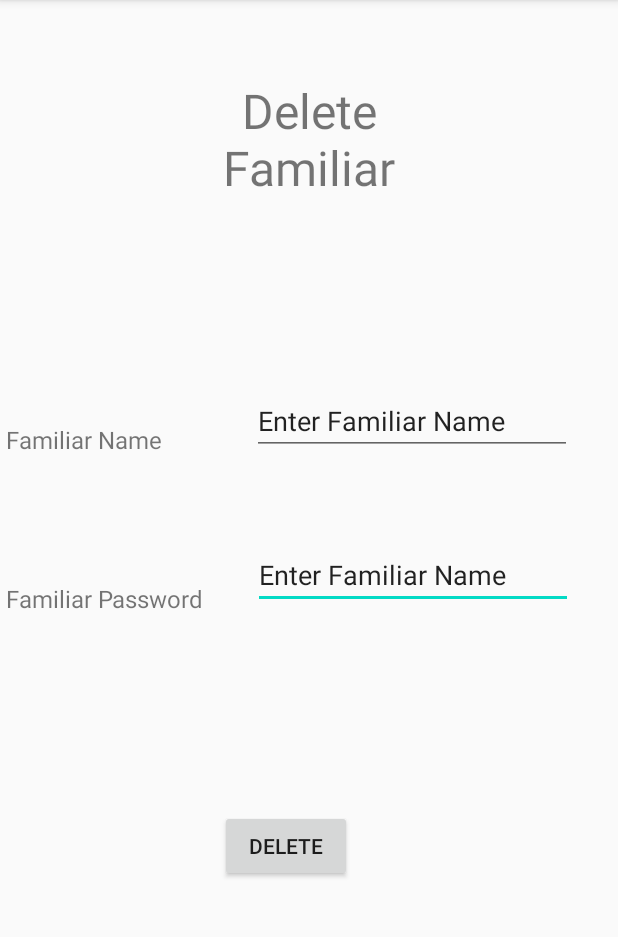
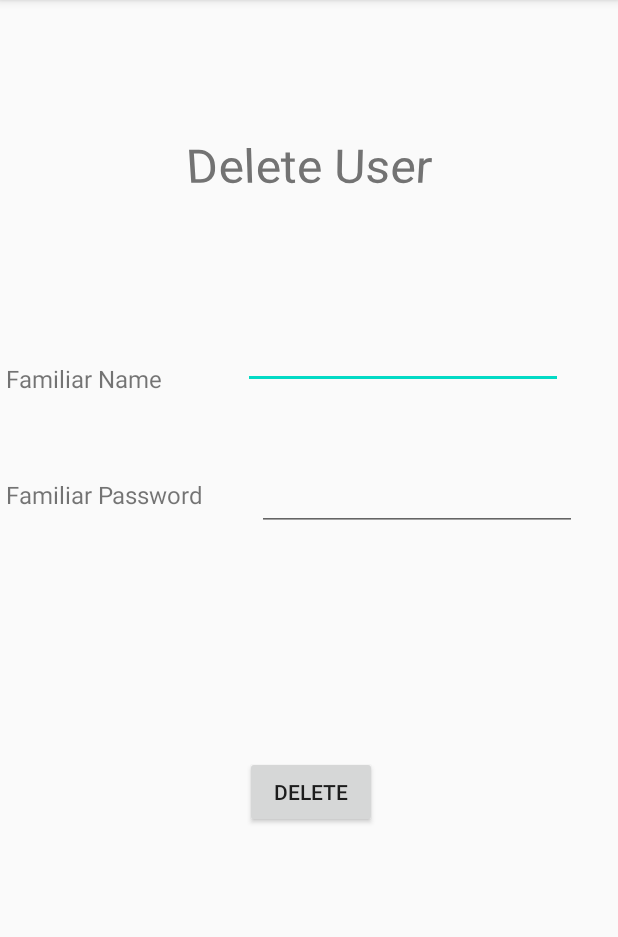
Before and after one commit to rhitayu2/SmartHomeBTP, an Android app: the deleteFamiliarTask screen opened directly, with no data from a screen before it, on a phone screen of 412 x 824 dp, the part 84-1021 px from its top. Run offline under Robolectric (Android 15) with nearby library versions, the phone set to English and light mode, and no system bars.

Commit message:
made further subfolder and intent in SmartHomeFinal

```diff
--- a/SmartHomeFinal/app/src/main/AndroidManifest.xml
+++ b/SmartHomeFinal/app/src/main/AndroidManifest.xml
@@ -13,7 +13,7 @@
         android:theme="@style/AppTheme"
         android:usesCleartextTraffic="true">
         <activity android:name=".admin.sufferer.deleteSufferer"></activity>
-        <activity android:name=".admin.sufferer.addSufferrer" />
+        <activity android:name=".admin.sufferer.addSufferer" />
         <activity android:name=".admin.familiar.deleteFamiliarTask" />
         <activity android:name=".admin.familiar.addFamiliarTask" />
         <activity android:name=".admin.speakers.allSpeakerTasks" />
--- a/SmartHomeFinal/app/src/main/java/com/example/smarthomefinal/admin/familiar/addFamiliarTask.java
+++ b/SmartHomeFinal/app/src/main/java/com/example/smarthomefinal/admin/familiar/addFamiliarTask.java
@@ -30,7 +30,7 @@ public class addFamiliarTask extends AppCompatActivity {
                 username = familiarUsername.getText().toString();
                 password = familiarPassword.getText().toString();
                 flag = familiarAdminFlag.getText().toString();
-                new AsyncMain(getApplicationContext()).execute(username, password, flag);
+                new AsyncMain(getApplicationContext()).execute(getString(R.string.server_ip),"addFamiliar",username, password, flag);
             }
         });
 
--- a/SmartHomeFinal/app/src/main/java/com/example/smarthomefinal/admin/familiar/deleteFamiliarTask.java
+++ b/SmartHomeFinal/app/src/main/java/com/example/smarthomefinal/admin/familiar/deleteFamiliarTask.java
@@ -3,6 +3,7 @@ package com.example.smarthomefinal.admin.familiar;
 import androidx.appcompat.app.AppCompatActivity;
 
 import android.os.Bundle;
+import android.util.Log;
 import android.view.View;
 import android.widget.Button;
 import android.widget.EditText;
@@ -11,21 +12,24 @@ import com.example.smarthomefinal.R;
 import com.example.smarthomefinal.admin.AsyncMain;
 
 public class deleteFamiliarTask extends AppCompatActivity {
-    EditText familiarDeleteUsername, familiarDeletePassword;
+    EditText sadpass, saduser;
     Button delete;
+    String user, pass;
     @Override
     protected void onCreate(Bundle savedInstanceState) {
         super.onCreate(savedInstanceState);
         setContentView(R.layout.activity_delete_familiar_task);
-        familiarDeletePassword = (EditText)findViewById(R.id.FamiliarDeletePassword);
-        familiarDeleteUsername = (EditText)findViewById(R.id.FamiliarDeleteUsername);
+        sadpass = (EditText)findViewById(R.id.sadpass);
+        saduser = (EditText)findViewById(R.id.saduser);
         delete = (Button)findViewById(R.id.Delete);
-
+        user = saduser.getText().toString();
+        pass = sadpass.getText().toString();
+        Log.e("DELETE_FAM user:", user);
+        Log.e("DELETE_FAM pass:", pass);
         delete.setOnClickListener(new View.OnClickListener() {
             @Override
             public void onClick(View v) {
-                String username = familiarDeleteUsername.getText().toString();
-                new AsyncMain(getApplicationContext()).execute(username);
+                new AsyncMain(getApplicationContext()).execute(getString(R.string.server_ip),"deleteFamiliar", user, pass);
             }
         });
     }
--- a/SmartHomeFinal/app/src/main/java/com/example/smarthomefinal/admin/sufferer/addSufferrer.java
+++ b/SmartHomeFinal/app/src/main/java/com/example/smarthomefinal/admin/sufferer/addSufferer.java
@@ -6,7 +6,7 @@ import android.os.Bundle;
 
 import com.example.smarthomefinal.R;
 
-public class addSufferrer extends AppCompatActivity {
+public class addSufferer extends AppCompatActivity {
 
     @Override
     protected void onCreate(Bundle savedInstanceState) {
--- a/SmartHomeFinal/app/src/main/java/com/example/smarthomefinal/admin/sufferer/allSuffererTasks.java
+++ b/SmartHomeFinal/app/src/main/java/com/example/smarthomefinal/admin/sufferer/allSuffererTasks.java
@@ -25,12 +25,12 @@ public class allSuffererTasks extends AppCompatActivity {
             @Override
             public void onItemClick(AdapterView<?> parent, View view, int position, long id) {
                 if(position == 0){
-                    Intent intent = new Intent(getApplicationContext(), addSufferrer.class);
-                    getApplicationContext().startActivity(intent);
+                    Intent intent = new Intent(getApplicationContext(), addSufferer.class);
+                    allSuffererTasks.this.startActivity(intent);
                 }
                 else if(position == 1){
                     Intent intent = new Intent(getApplicationContext(), deleteSufferer.class);
-                    getApplicationContext().startActivity(intent);
+                    allSuffererTasks.this.startActivity(intent);
                 }
             }
         });
--- a/SmartHomeFinal/app/src/main/res/layout/activity_add_familiar_task.xml
+++ b/SmartHomeFinal/app/src/main/res/layout/activity_add_familiar_task.xml
@@ -65,7 +65,7 @@
         android:layout_height="wrap_content"
         android:ems="10"
         android:inputType="textPersonName"
-        android:text="Enter Familiar Name"
+        android:text=""
         app:layout_constraintBottom_toTopOf="@+id/FamiliarPasswordEditText"
         app:layout_constraintEnd_toEndOf="parent"
         app:layout_constraintHorizontal_bias="0.555"
@@ -98,7 +98,7 @@
         android:text="Set Admin Flag"
         app:layout_constraintBottom_toBottomOf="parent"
         app:layout_constraintEnd_toEndOf="parent"
-        app:layout_constraintHorizontal_bias="0.347"
+        app:layout_constraintHorizontal_bias="0.43"
         app:layout_constraintStart_toEndOf="@+id/textView6"
         app:layout_constraintTop_toBottomOf="@+id/FamiliarPasswordEditText"
         app:layout_constraintVertical_bias="0.083" />
--- a/SmartHomeFinal/app/src/main/res/layout/activity_add_sufferrer.xml
+++ b/SmartHomeFinal/app/src/main/res/layout/activity_add_sufferrer.xml
@@ -4,6 +4,6 @@
     xmlns:tools="http://schemas.android.com/tools"
     android:layout_width="match_parent"
     android:layout_height="match_parent"
-    tools:context=".admin.sufferer.addSufferrer">
+    tools:context=".admin.sufferer.addSufferer">
 
 </androidx.constraintlayout.widget.ConstraintLayout>
--- a/SmartHomeFinal/app/src/main/res/layout/activity_delete_familiar_task.xml
+++ b/SmartHomeFinal/app/src/main/res/layout/activity_delete_familiar_task.xml
@@ -6,35 +6,21 @@
     android:layout_height="match_parent"
     tools:context=".admin.familiar.deleteFamiliarTask">
 
-    <EditText
-        android:id="@+id/FamiliarDeletePassword"
-        android:layout_width="wrap_content"
-        android:layout_height="wrap_content"
-        android:layout_marginTop="352dp"
-        android:ems="10"
-        android:inputType="textPersonName"
-        android:text="Enter Familiar Name"
-        app:layout_constraintBottom_toTopOf="@+id/Delete"
-        app:layout_constraintEnd_toEndOf="parent"
-        app:layout_constraintHorizontal_bias="0.523"
-        app:layout_constraintStart_toEndOf="@+id/textView5"
-        app:layout_constraintTop_toTopOf="parent"
-        app:layout_constraintVertical_bias="0.060000002" />
-
     <TextView
         android:id="@+id/addFamiliarHeading"
-        android:layout_width="185dp"
-        android:layout_height="93dp"
-        android:layout_marginTop="52dp"
+        android:layout_width="169dp"
+        android:layout_height="62dp"
+        android:layout_marginTop="88dp"
         android:gravity="center_horizontal"
-        android:text="Delete Familiar"
+        android:rotationX="-18"
+        android:text="Delete User"
         android:textAlignment="center"
         android:textSize="32dp"
         app:layout_constraintBottom_toTopOf="@+id/FamiliarNameEditText"
         app:layout_constraintEnd_toEndOf="parent"
         app:layout_constraintStart_toStartOf="parent"
         app:layout_constraintTop_toTopOf="parent"
-        app:layout_constraintVertical_bias="0.13" />
+        app:layout_constraintVertical_bias="0.72" />
 
     <TextView
         android:id="@+id/textViewPassword"
@@ -47,7 +33,7 @@
         app:layout_constraintBottom_toTopOf="@+id/textView5"
         app:layout_constraintStart_toStartOf="parent"
         app:layout_constraintTop_toTopOf="parent"
-        app:layout_constraintVertical_bias="0.77" />
+        app:layout_constraintVertical_bias="0.814" />
 
     <TextView
         android:id="@+id/textView5"
@@ -60,33 +46,48 @@
         app:layout_constraintBottom_toBottomOf="parent"
         app:layout_constraintStart_toStartOf="parent"
         app:layout_constraintTop_toTopOf="parent"
-        app:layout_constraintVertical_bias="0.52" />
+        app:layout_constraintVertical_bias="0.427" />
 
     <EditText
-        android:id="@+id/FamiliarDeleteUsername"
+        android:id="@+id/saduser"
         android:layout_width="wrap_content"
         android:layout_height="wrap_content"
-        android:layout_marginTop="200dp"
+        android:layout_marginTop="64dp"
         android:ems="10"
         android:inputType="textPersonName"
-        android:text="Enter Familiar Name"
-        app:layout_constraintBottom_toTopOf="@+id/FamiliarDeletePassword"
+        android:text=""
+        app:layout_constraintBottom_toTopOf="@+id/FamiliarPasswordEditText"
         app:layout_constraintEnd_toEndOf="parent"
-        app:layout_constraintHorizontal_bias="0.659"
+        app:layout_constraintHorizontal_bias="0.595"
         app:layout_constraintStart_toEndOf="@+id/textViewPassword"
-        app:layout_constraintTop_toTopOf="parent" />
+        app:layout_constraintTop_toBottomOf="@+id/addFamiliarHeading"
+        app:layout_constraintVertical_bias="0.92" />
+
+    <EditText
+        android:id="@+id/sadpass"
+        android:layout_width="wrap_content"
+        android:layout_height="wrap_content"
+        android:layout_marginEnd="16dp"
+        android:layout_marginRight="16dp"
+        android:ems="10"
+        android:inputType="textPersonName"
+        app:layout_constraintBottom_toBottomOf="parent"
+        app:layout_constraintEnd_toEndOf="parent"
+        app:layout_constraintHorizontal_bias="0.755"
+        app:layout_constraintStart_toEndOf="@+id/textView5"
+        app:layout_constraintTop_toTopOf="parent"
+        app:layout_constraintVertical_bias="0.427" />
 
     <Button
         android:id="@+id/Delete"
         android:layout_width="wrap_content"
         android:layout_height="wrap_content"
-        android:layout_marginBottom="180dp"
         android:text="Delete"
         app:layout_constraintBottom_toBottomOf="parent"
         app:layout_constraintEnd_toEndOf="parent"
-        app:layout_constraintHorizontal_bias="0.452"
+        app:layout_constraintHorizontal_bias="0.504"
         app:layout_constraintStart_toStartOf="parent"
-        app:layout_constraintTop_toBottomOf="@+id/textView5"
-        app:layout_constraintVertical_bias="1.0" />
+        app:layout_constraintTop_toBottomOf="@+id/sadpass"
+        app:layout_constraintVertical_bias="0.41000003" />
 
 </androidx.constraintlayout.widget.ConstraintLayout>
```
Also changed, not shown: SmartHomeFinal/app/src/main/java/com/example/smarthomefinal/admin/AsyncMain.java (+51 -10 lines), SmartHomeFinal/app/src/main/java/com/example/smarthomefinal/admin/adminActivity.java (+5 -4 lines), SmartHomeFinal/app/src/main/java/com/example/smarthomefinal/admin/familiar/allFamiliarTasks.java (+4 -3 lines).
